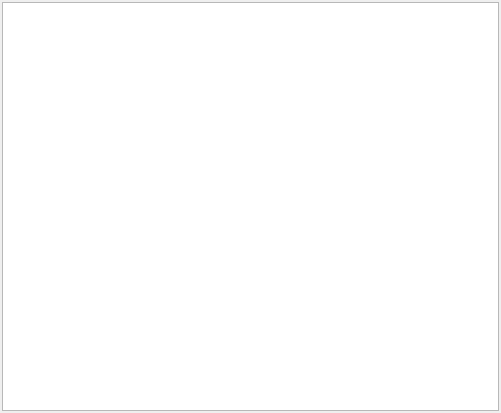
Before: the Qt Designer form Tools/EditorFramework/Assets/AssetBrowser.ui in ezEngine/ezEngine, drawn with Qt 5.
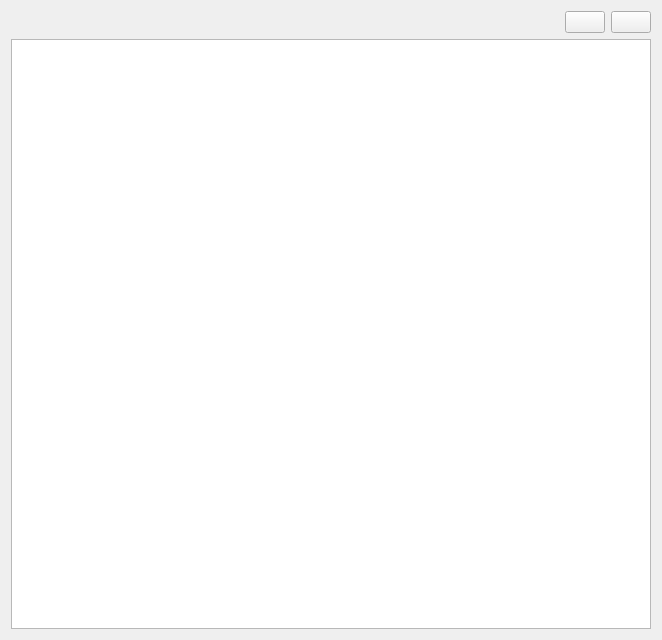
After: the same form once the commit is applied. Icons and pictures are not drawn. Custom widgets are drawn as their Qt base class.

Commit message: AssetBrowser can now display thumbnails

The edit to the form file:
```diff
--- a/Tools/EditorFramework/Assets/AssetBrowser.ui
+++ b/Tools/EditorFramework/Assets/AssetBrowser.ui
@@ -6,29 +6,65 @@
    <rect>
     <x>0</x>
     <y>0</y>
-    <width>501</width>
-    <height>413</height>
+    <width>662</width>
+    <height>640</height>
    </rect>
   </property>
   <property name="windowTitle">
    <string>Form</string>
   </property>
   <layout class="QVBoxLayout" name="RootLayout">
-   <property name="spacing">
-    <number>0</number>
-   </property>
-   <property name="leftMargin">
-    <number>2</number>
-   </property>
-   <property name="topMargin">
-    <number>2</number>
-   </property>
-   <property name="rightMargin">
-    <number>2</number>
-   </property>
-   <property name="bottomMargin">
-    <number>2</number>
-   </property>
+   <item>
+    <layout class="QHBoxLayout" name="horizontalLayout">
+     <item>
+      <spacer name="horizontalSpacer">
+       <property name="orientation">
+        <enum>Qt::Horizontal</enum>
+       </property>
+       <property name="sizeHint" stdset="0">
+        <size>
+         <width>40</width>
+         <height>20</height>
+        </size>
+       </property>
+      </spacer>
+     </item>
+     <item>
+      <widget class="QPushButton" name="ButtonListMode">
+       <property name="toolTip">
+        <string>Display Items as a List</string>
+       </property>
+       <property name="text">
+        <string/>
+       </property>
+       <property name="icon">
+        <iconset resource="../../../Code/Tools/GuiFoundation/QtResources/resources.qrc">
+         <normaloff>:/GuiFoundation/Icons/ListView16.png</normaloff>:/GuiFoundation/Icons/ListView16.png</iconset>
+       </property>
+       <property name="checkable">
+        <bool>true</bool>
+       </property>
+      </widget>
+     </item>
+     <item>
+      <widget class="QPushButton" name="ButtonIconMode">
+       <property name="toolTip">
+        <string>Display Items as Icons</string>
+       </property>
+       <property name="text">
+        <string/>
+       </property>
+       <property name="icon">
+        <iconset resource="../../../Code/Tools/GuiFoundation/QtResources/resources.qrc">
+         <normaloff>:/GuiFoundation/Icons/IconView16.png</normaloff>:/GuiFoundation/Icons/IconView16.png</iconset>
+       </property>
+       <property name="checkable">
+        <bool>true</bool>
+       </property>
+      </widget>
+     </item>
+    </layout>
+   </item>
    <item>
     <widget class="ezAssetCuratorView" name="ListAssets"/>
    </item>
```
Left out of the diff: 4 changed lines with no effect on the pictures. The commit also changes 10 other files.
